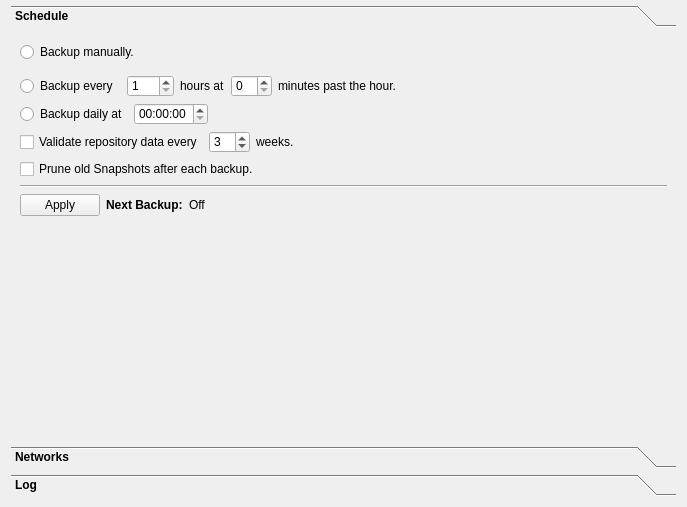
borgbase/vorta, file src/vorta/assets/UI/scheduletab.ui: the form before one commit.
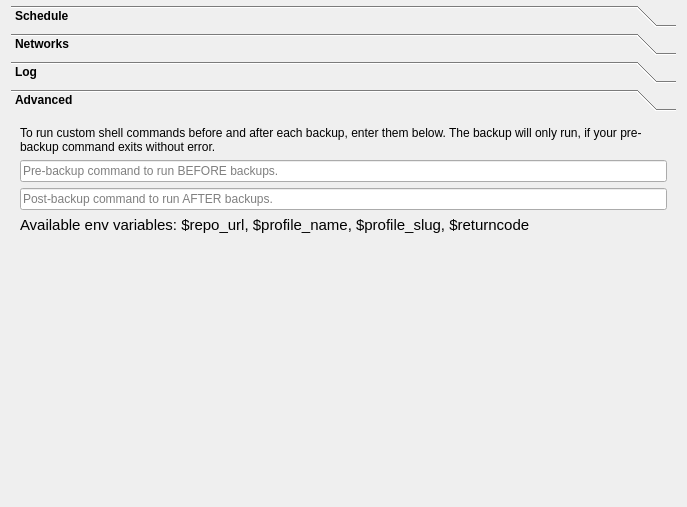
The form after the commit. Icons and pictures are not drawn.

Commit message: Add pre/post-backup command setting. Fixes #109

```diff
--- a/src/vorta/assets/UI/scheduletab.ui
+++ b/src/vorta/assets/UI/scheduletab.ui
@@ -32,7 +32,7 @@
 }</string>
      </property>
      <property name="currentIndex">
-      <number>0</number>
+      <number>3</number>
      </property>
      <widget class="QWidget" name="schedule">
       <property name="geometry">
@@ -40,7 +40,7 @@
         <x>0</x>
         <y>0</y>
         <width>663</width>
-        <height>388</height>
+        <height>354</height>
        </rect>
       </property>
       <property name="font">
@@ -426,6 +426,78 @@
        </item>
       </layout>
      </widget>
+     <widget class="QWidget" name="page_3">
+      <attribute name="icon">
+       <iconset resource="../icons/collection.qrc">
+        <normaloff>:/icons/terminal.svg</normaloff>:/icons/terminal.svg</iconset>
+      </attribute>
+      <attribute name="label">
+       <string>Advanced</string>
+      </attribute>
+      <layout class="QVBoxLayout" name="verticalLayout_2">
+       <item>
+        <widget class="QLabel" name="label_4">
+         <property name="text">
+          <string>To run custom shell commands before and after each backup, enter them below. The backup will only run, if your pre-backup command exits without error.</string>
+         </property>
+         <property name="alignment">
+          <set>Qt::AlignLeading|Qt::AlignLeft|Qt::AlignTop</set>
+         </property>
+         <property name="wordWrap">
+          <bool>true</bool>
+         </property>
+        </widget>
+       </item>
+       <item>
+        <widget class="QLineEdit" name="preBackupCmdLineEdit">
+         <property name="styleSheet">
+          <string notr="true">font-family:'Courier';</string>
+         </property>
+         <property name="text">
+          <string/>
+         </property>
+         <property name="placeholderText">
+          <string>Pre-backup command to run BEFORE backups.</string>
+         </property>
+        </widget>
+       </item>
+       <item>
+        <widget class="QLineEdit" name="postBackupCmdLineEdit">
+         <property name="styleSheet">
+          <string notr="true">font-family:'Courier';</string>
+         </property>
+         <property name="placeholderText">
+          <string>Post-backup command to run AFTER backups.</string>
+         </property>
+        </widget>
+       </item>
+       <item>
+        <widget class="QLabel" name="label_6">
+         <property name="font">
+          <font>
+           <pointsize>11</pointsize>
+          </font>
+         </property>
+         <property name="text">
+          <string>&lt;html&gt;&lt;head/&gt;&lt;body&gt;&lt;p&gt;Available env variables: &lt;span style=&quot; font-family:'Courier';&quot;&gt;$repo_url, $profile_name, $profile_slug, $returncode&lt;/span&gt;&lt;/p&gt;&lt;/body&gt;&lt;/html&gt;</string>
+         </property>
+        </widget>
+       </item>
+       <item>
+        <spacer name="verticalSpacer_2">
+         <property name="orientation">
+          <enum>Qt::Vertical</enum>
+         </property>
+         <property name="sizeHint" stdset="0">
+          <size>
+           <width>20</width>
+           <height>40</height>
+          </size>
+         </property>
+        </spacer>
+       </item>
+      </layout>
+     </widget>
     </widget>
    </item>
   </layout>
```
Left out of the diff: 4 changed lines with no effect on the pictures. The commit also changes 9 other files.
